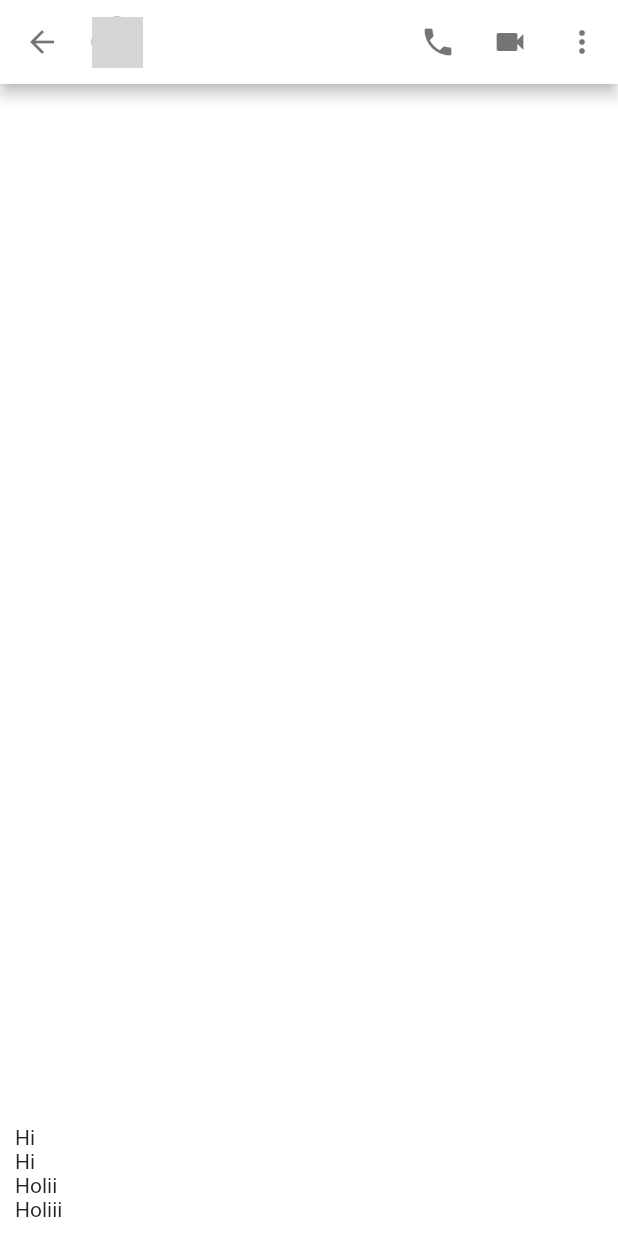
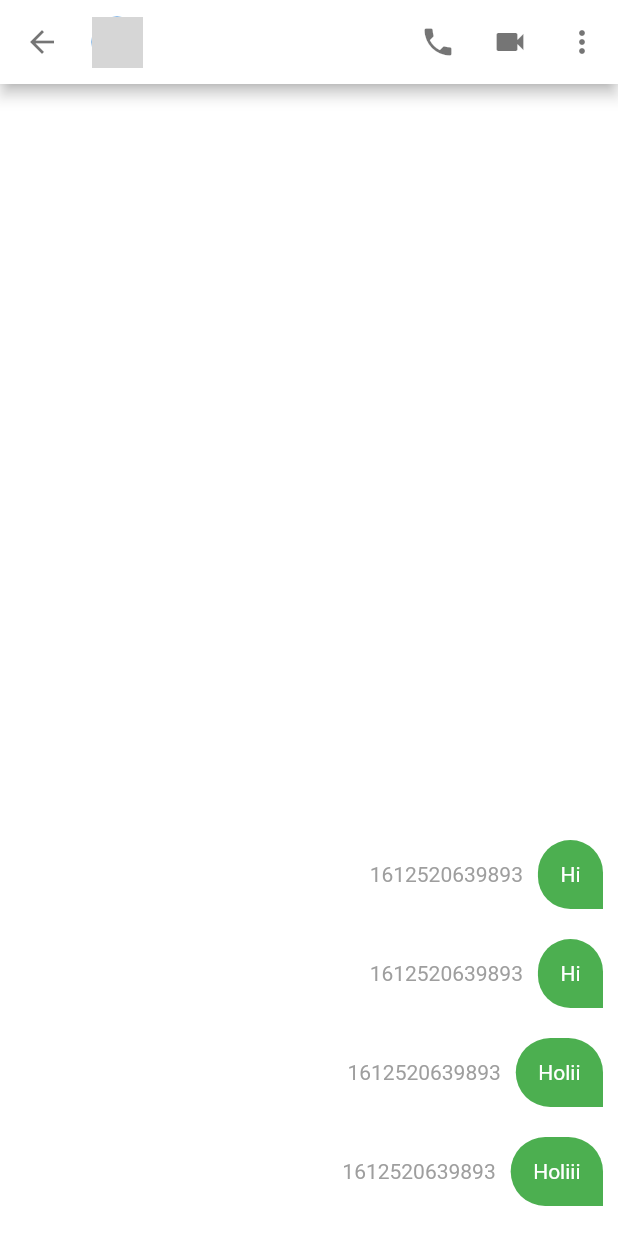
Before and after one commit to Luuchoh/Flutter_chat_live, a Flutter app: the ChatPage screen opened directly with empty values, on a phone screen of 412 x 824 dp. Run offline on Flutter 3.47's test engine with Material 2 defaults, Android fonts, the phone set to English and light mode, and no system bars; network calls fail; grey boxes are pictures that could not be loaded.

Commit message:
Add: widget sent message

```diff
--- a/lib/Pages/ChatPage.dart
+++ b/lib/Pages/ChatPage.dart
@@ -4,6 +4,7 @@ import 'package:flutter_live_chat/Common/Keys.dart';
 import 'package:flutter_live_chat/Modelo/MessageChat.dart';
 import 'package:flutter_live_chat/Modelo/UserChat.dart';
 import 'package:flutter_live_chat/Widget/ChatAppBar.dart';
+import 'package:flutter_live_chat/Widget/SentMessage.dart';
 
 class ChatPage extends StatefulWidget {
   UserChat? user;
@@ -115,7 +116,7 @@ class ChatState extends State<ChatPage> {
               )
             : ListView.builder(
                 padding: EdgeInsets.all(10.0),
-                itemBuilder: (context, index) => Text(messages[index].content!),
+                itemBuilder: (context, index) => SentMessage(messages[index]),
                 itemCount: messages.length,
                 reverse: true,
                 controller: listScrollController,
--- /dev/null
+++ b/lib/Widget/SentMessage.dart
@@ -0,0 +1,47 @@
+import 'package:flutter/material.dart';
+import 'package:flutter_live_chat/Modelo/MessageChat.dart';
+
+
+class SentMessage extends StatelessWidget {
+  MessageChat message;
+  SentMessage(this.message);
+
+  @override
+  Widget build(BuildContext context) {
+    return Padding(
+      padding: const EdgeInsets.symmetric(vertical:10.0),
+      child: Row(
+        mainAxisAlignment: MainAxisAlignment.end,
+        children: <Widget>[
+          Text(
+            "${message.timestamp}",
+            style: Theme.of(context).textTheme.bodyMedium?.apply(color: Colors.grey),
+          ),
+          Padding(
+            padding: EdgeInsets.only(left: 10),
+            child: Container(
+              constraints: BoxConstraints(
+                maxWidth: MediaQuery.of(context).size.width* .6
+              ),
+              padding: EdgeInsets.all(15.0),
+              decoration: BoxDecoration(
+                color: Colors.green,
+                borderRadius: BorderRadius.only(
+                  topLeft: Radius.circular(25),
+                  topRight: Radius.circular(25),
+                  bottomLeft: Radius.circular(25),
+                ),
+              ),
+              child: Text(
+                "${message.content}",
+                style: Theme.of(context).textTheme.bodyMedium?.apply(
+                  color: Colors.white
+                ),
+              ),
+            ),
+          ),
+        ],
+      ),
+    );
+  }
+}
```
